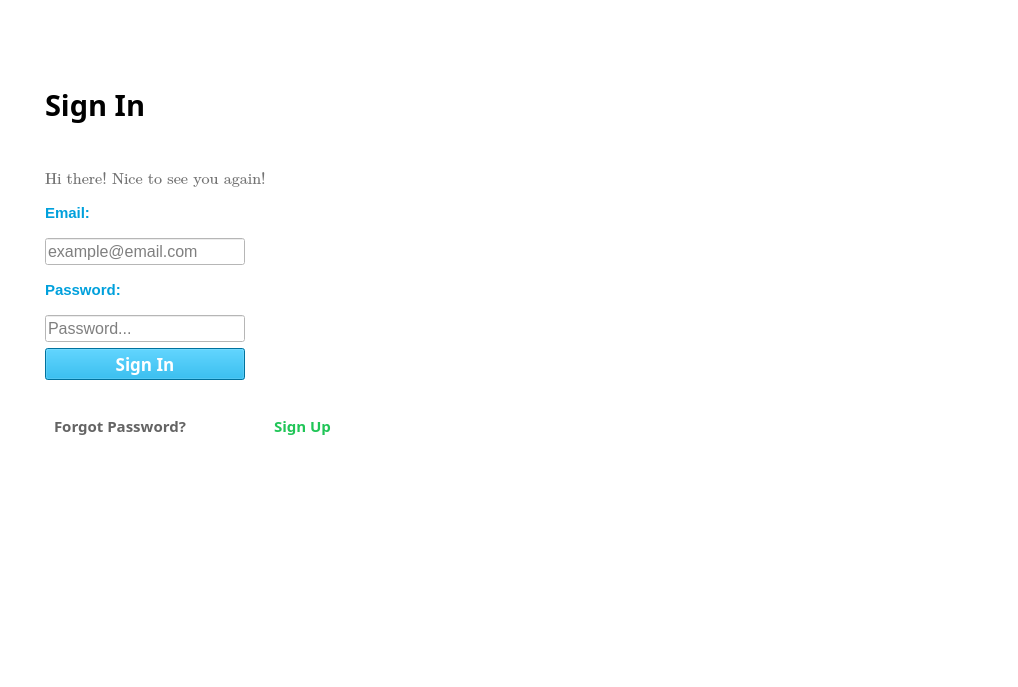
First picture: the form in User Interface/WeatherApp.ui, repository sarscheps/Project---UI-Communications, before the edit.
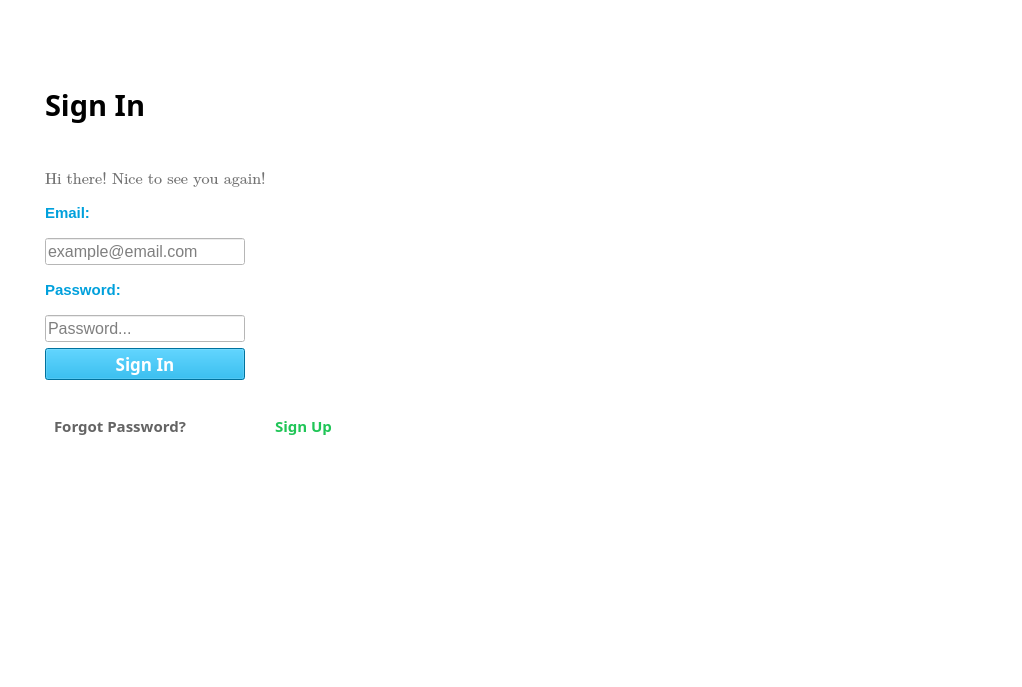
Second picture: the form after the edit. The open tabs and pages were chosen to show the change. Icons and pictures are not drawn. Custom widgets are drawn as their Qt base class.

What changed in the file:
```diff
--- a/User Interface/WeatherApp.ui
+++ b/User Interface/WeatherApp.ui
@@ -6,7 +6,7 @@
    <rect>
     <x>0</x>
     <y>0</y>
-    <width>1018</width>
+    <width>1022</width>
     <height>687</height>
    </rect>
   </property>
```
Left out of the diff: 16 changed lines with no effect on the pictures.
